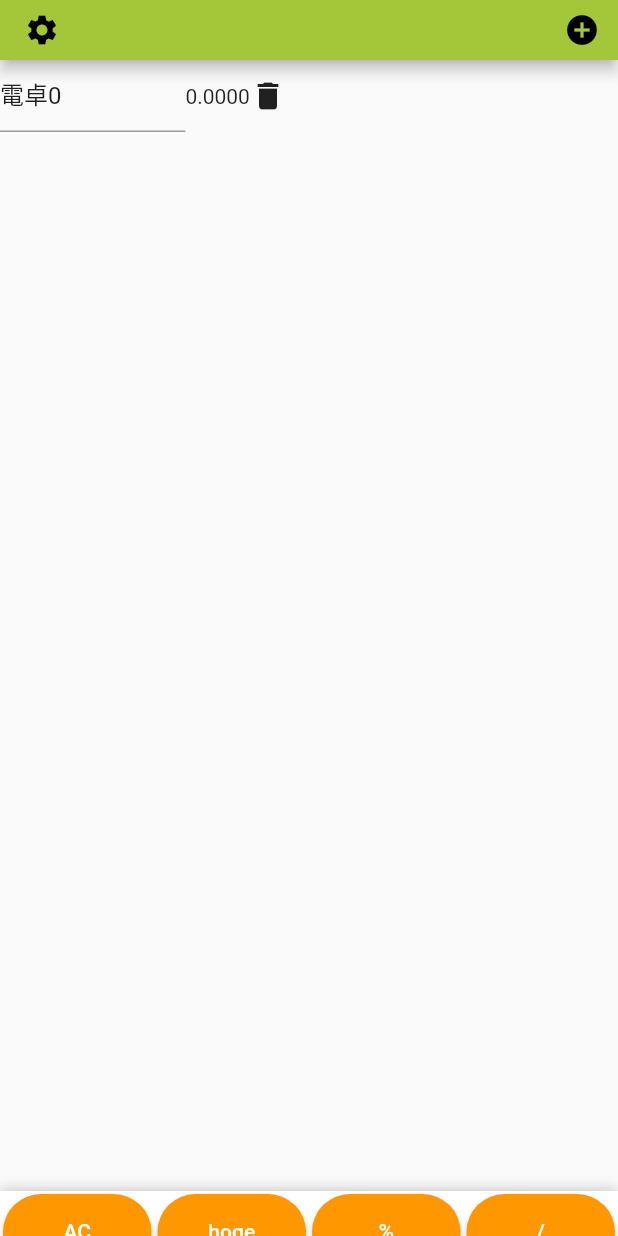
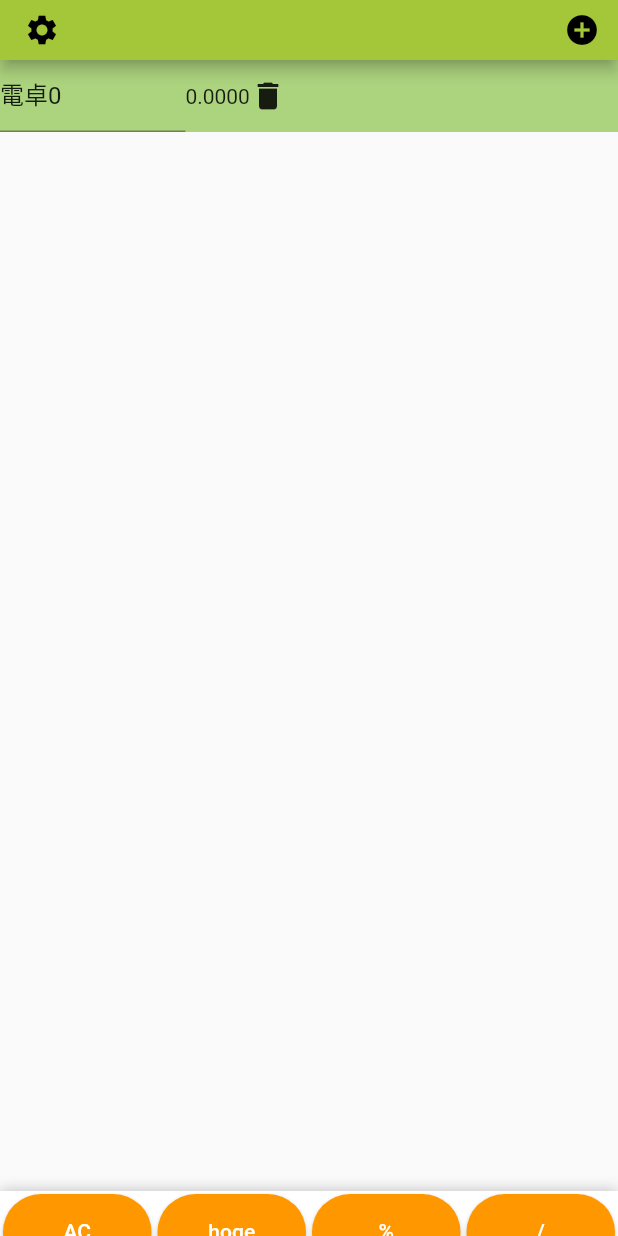
Before and after one commit to matatabinoneko/flutter-multi-calculator, a Flutter app: the screen it shows after launch, on a phone screen of 412 x 824 dp. Run offline on Flutter 3.47's test engine with Material 2 defaults, Android fonts, the phone set to English and light mode, and no system bars; drawn by our look-alikes of sliding_up_panel; our stand-ins replace flutter_riverpod, freezed_annotation, hooks_riverpod, riverpod.

Commit message:
選択されたcalculator_windowを色つけのみ#6

```diff
--- a/app/lib/page/calculator_page/molecule/calculator_window/view.dart
+++ b/app/lib/page/calculator_page/molecule/calculator_window/view.dart
@@ -6,19 +6,24 @@ class CalculatorWindow extends StatelessWidget {
   final String name;
   final void Function() deleteCalc;
   final void Function(String) setName;
+  final bool isSelected;
 
   const CalculatorWindow(
       {Key? key,
       this.result = "",
       required this.name,
       required this.deleteCalc,
-      required this.setName})
+      required this.setName,
+      required this.isSelected
+      })
       : super(key: key);
 
   @override
   Widget build(BuildContext context) {
     final sizeConfig = SizeConfig(context);
-    return Row(
+    return Container(
+      color: isSelected ? Colors.lightGreen.withOpacity(0.7) : Colors.white,
+      child: Row(
         children: [
           SizedBox(
             width: sizeConfig.calculatorNameTextWidth,
@@ -34,6 +39,7 @@ class CalculatorWindow extends StatelessWidget {
             onTap: deleteCalc,
           ),
         ],
+      ),
     );
   }
 }
--- a/app/lib/page/calculator_page/organism/calcular_windows/view.dart
+++ b/app/lib/page/calculator_page/organism/calcular_windows/view.dart
@@ -14,6 +14,7 @@ class CalculatorWindows extends ConsumerWidget {
   Widget build(BuildContext context, WidgetRef ref) {
     final sizeConfig = SizeConfig(context);
     final calculatorList = ref.watch(calculatorListProvider);
+    final selectedId = ref.watch(selectedCalculatorIdProvider);
 
     void deleteCalc(int index) {
       final id = calculatorList[index].id;
@@ -57,6 +58,7 @@ class CalculatorWindows extends ConsumerWidget {
                 setName: (String name) {
                   setName(index, name);
                 },
+                isSelected: calculatorList[index].id == selectedId
               ),
               onTap: () {
                 onTap(index);
```
Lines whose indentation alone changed are shown as unchanged.
